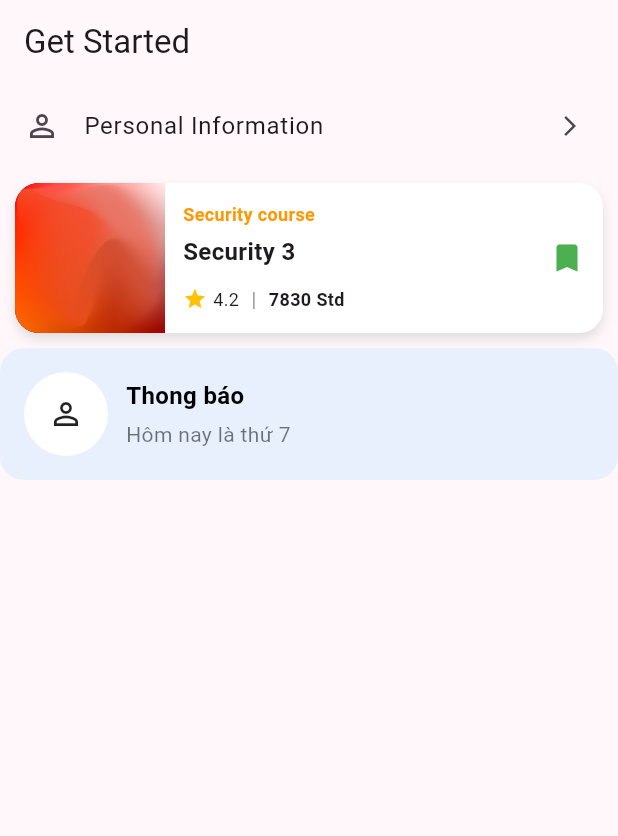
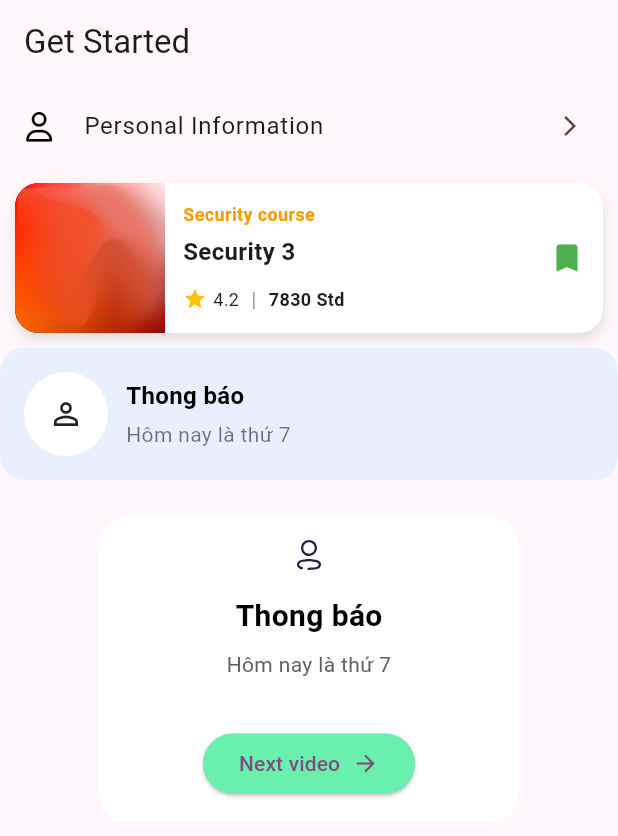
Before and after one commit to Bentanik/exe02_fe_mobile, a Flutter app: the screen it shows after launch, on a phone screen of 412 x 824 dp. Shown: the top 836 px of the screen. Run offline on Flutter 3.47's test engine with Material 3 defaults, Android fonts, the light colour scheme and no system bars; our stand-ins replace flutter_svg, font_awesome_flutter.

Commit message:
finish nofitication dialog

```diff
--- a/lib/common/widget/notification_card.dart
+++ b/lib/common/widget/notification_card.dart
@@ -13,7 +13,7 @@ class NotificationCard extends StatelessWidget {
     return Container(
       padding: const EdgeInsets.all(16),
       decoration: BoxDecoration(
-        color: const Color(0xFFE8F0FE), // Nền xanh nhạt
+        color: const Color(0xFFE8F0FE),
         borderRadius: BorderRadius.circular(16),
       ),
       child: Row(
--- /dev/null
+++ b/lib/common/widget/notification_dialog.dart
@@ -0,0 +1,85 @@
+import 'package:exe02_fe_mobile/core/configs/assets/app_vectors.dart';
+import 'package:flutter/material.dart';
+import 'package:flutter_svg/flutter_svg.dart';
+
+class NotificationDialog extends StatelessWidget {
+   final String title;
+   final String desc;
+   final String leading;
+   final String text_btn;
+   final Color btn_color;
+
+  const NotificationDialog({Key? key, required this.title, required this.desc, required this.leading,required this.text_btn,required this.btn_color })
+      : super(key: key);
+
+  @override
+  Widget build(BuildContext context) {
+    return Dialog(
+      shape: RoundedRectangleBorder(borderRadius: BorderRadius.circular(20)),
+      child: Container(
+        padding: EdgeInsets.all(16),
+        decoration: BoxDecoration(
+          color: Colors.white,
+          borderRadius: BorderRadius.circular(20),
+        ),
+        child: Column(
+          mainAxisSize: MainAxisSize.min,
+          children: [
+            // Biểu tượng sao và huy hiệu
+            SvgPicture.asset(
+              leading
+            ),
+            SizedBox(height: 16),
+            // Tiêu đề
+            Text(
+              title,
+              style: TextStyle(
+                fontSize: 20,
+                fontWeight: FontWeight.bold,
+                color: Colors.black,
+              ),
+            ),
+            SizedBox(height: 8),
+
+            Text(
+              desc,
+              textAlign: TextAlign.center,
+              style: TextStyle(fontSize: 14, color: Colors.grey[700]),
+            ),
+            SizedBox(height: 16),
+
+            // TextButton(
+            //   onPressed: () {
+            //
+            //   },
+            //   child: Text(
+            //     "Watch the Course",
+            //     style: TextStyle(color: Colors.blue),
+            //   ),
+            // ),
+            SizedBox(height: 16),
+            // Nút "Next Video"
+            ElevatedButton(
+              onPressed: () {
+              },
+              style: ElevatedButton.styleFrom(
+                backgroundColor: btn_color,
+                shape: RoundedRectangleBorder(
+                  borderRadius: BorderRadius.circular(20),
+                ),
+              ),
+              child: Row(
+                mainAxisSize: MainAxisSize.min,
+                children: [
+                  Text(text_btn),
+                  SizedBox(width: 8),
+                  Icon(Icons.arrow_forward),
+                ],
+              ),
+            ),
+          ],
+        ),
+      ),
+    );
+  }
+}
--- a/lib/presentation/intro/pages/get_started.dart
+++ b/lib/presentation/intro/pages/get_started.dart
@@ -1,10 +1,13 @@
 import 'package:exe02_fe_mobile/common/helpers/routes.dart';
 import 'package:exe02_fe_mobile/common/widget/notification_card.dart';
+import 'package:exe02_fe_mobile/common/widget/notification_dialog.dart';
 import 'package:exe02_fe_mobile/common/widget/profile_button.dart';
 import 'package:exe02_fe_mobile/common/widget/search_course_card.dart';
 import 'package:exe02_fe_mobile/core/configs/assets/app_images.dart';
+import 'package:exe02_fe_mobile/core/configs/assets/app_vectors.dart';
 import 'package:exe02_fe_mobile/presentation/intro/pages/authen/login.dart';
 import 'package:flutter/material.dart';
+import 'package:font_awesome_flutter/font_awesome_flutter.dart';
 
 class GetStartedPage extends StatelessWidget {
   const GetStartedPage({super.key});
@@ -22,7 +25,8 @@ class GetStartedPage extends StatelessWidget {
               children: [
                 ProfileButton(
                   onTap: () => Routes.navigateToPage(context, Login()),
-                  leading: const Icon(Icons.person_outline),
+                  leading: const Icon(FontAwesomeIcons.user,
+                      size: 20, color: Colors.black),
                   title: const Text('Personal Information'),
                 ),
                 SearchCourseCard(
@@ -34,10 +38,16 @@ class GetStartedPage extends StatelessWidget {
                   imageUrl: AppImages.bg,
                 ),
                 NotificationCard(
+                    title: 'Thong báo',
+                    desc: 'Hôm nay là thứ 7',
+                    leading: const Icon(Icons.person_outline)),
+                NotificationDialog(
                   title: 'Thong báo',
                   desc: 'Hôm nay là thứ 7',
-                  leading: const Icon(Icons.person_outline)
-                )
+                  leading: AppVector.User_icon,
+                  btn_color: Colors.greenAccent,
+                  text_btn: 'Next video',
+                ),
               ],
             ))
           ],
```
